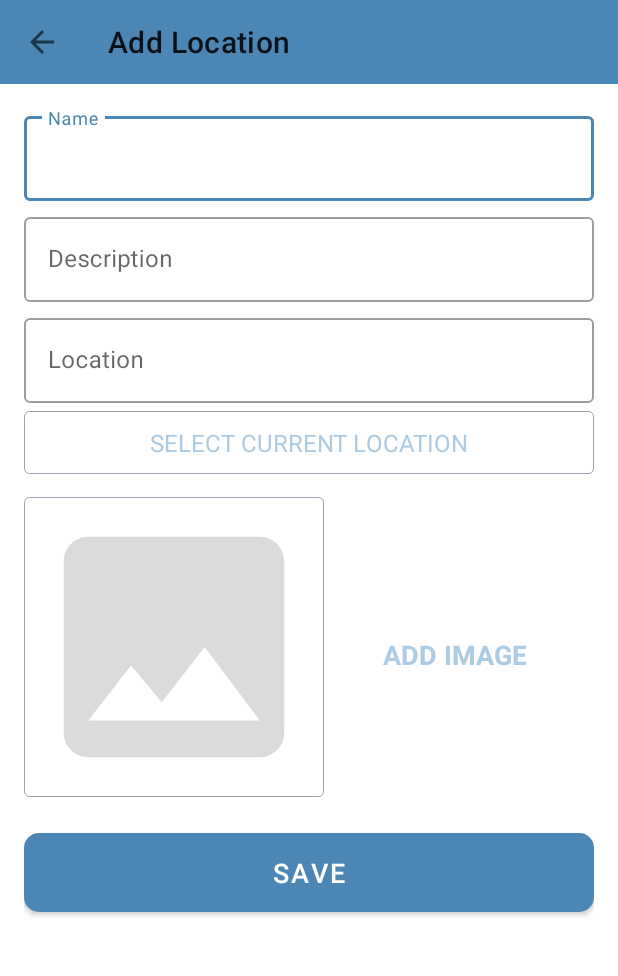
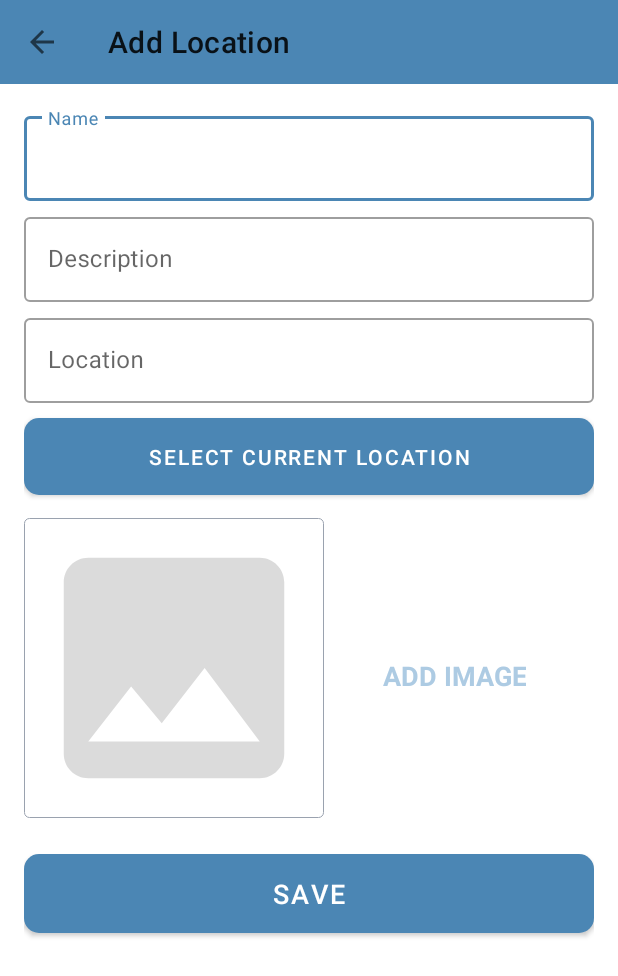
Before and after one commit to GusRendle/LocationApp, an Android app: the AddLocationActivity screen opened directly, with no data from a screen before it, on a phone screen of 412 x 824 dp. Shown: the top 976 px of the screen. Run offline under Robolectric (Android 15) with nearby library versions, the phone set to English and light mode, and no system bars.

Commit message:
Fixed Location Button

```diff
--- a/app/src/main/res/layout/activity_add_location.xml
+++ b/app/src/main/res/layout/activity_add_location.xml
@@ -94,18 +94,17 @@
                     android:textSize="@dimen/edit_text_text_size" />
             </com.google.android.material.textfield.TextInputLayout>
 
-            <TextView
+            <Button
                 android:id="@+id/tv_select_current_location"
                 android:layout_width="match_parent"
                 android:layout_height="wrap_content"
-                android:layout_marginTop="5dp"
-                android:background="@drawable/shape_image_view_border"
-                android:foreground="?attr/selectableItemBackground"
+                android:layout_marginTop="10dp"
+                android:background="@drawable/shape_button_rounded"
                 android:gravity="center"
                 android:padding="10dp"
                 android:text="@string/add_location_select_current_location_button"
-                android:textColor="@color/colorAccent"
-                android:textSize="16sp"
+                android:textColor="@color/white"
+                android:textSize="14sp"
                 app:layout_constraintEnd_toEndOf="parent"
                 app:layout_constraintStart_toStartOf="parent"
                 app:layout_constraintTop_toBottomOf="@+id/til_location" />
@@ -142,6 +141,7 @@
                 app:layout_constraintStart_toEndOf="@+id/iv_add_image"
                 app:layout_constraintTop_toBottomOf="@+id/tv_select_current_location"
                 app:layout_constraintVertical_bias="0.019" />
+
             <Button
                 android:id="@+id/btn_save"
                 android:layout_width="match_parent"
@@ -160,4 +160,52 @@
                 app:layout_constraintTop_toBottomOf="@+id/iv_add_image" />
         </androidx.constraintlayout.widget.ConstraintLayout>
     </androidx.core.widget.NestedScrollView>
+
+    <androidx.constraintlayout.widget.Guideline
+        android:id="@+id/guideline2"
+        android:layout_width="wrap_content"
+        android:layout_height="wrap_content"
+        android:orientation="vertical"
+        app:layout_constraintGuide_begin="20dp" />
+
+    <androidx.constraintlayout.widget.Guideline
+        android:id="@+id/guideline4"
+        android:layout_width="wrap_content"
+        android:layout_height="wrap_content"
+        android:orientation="vertical"
+        app:layout_constraintGuide_begin="20dp" />
+
+    <androidx.constraintlayout.widget.Guideline
+        android:id="@+id/guideline5"
+        android:layout_width="wrap_content"
+        android:layout_height="wrap_content"
+        android:orientation="vertical"
+        app:layout_constraintGuide_begin="20dp" />
+
+    <androidx.constraintlayout.widget.Guideline
+        android:id="@+id/guideline6"
+        android:layout_width="wrap_content"
+        android:layout_height="wrap_content"
+        android:orientation="horizontal"
+        app:layout_constraintGuide_begin="209dp" />
+
+    <androidx.constraintlayout.widget.Guideline
+        android:id="@+id/guideline7"
+        android:layout_width="wrap_content"
+        android:layout_height="wrap_content"
+        android:orientation="vertical"
+        app:layout_constraintGuide_begin="20dp" />
+
+    <androidx.constraintlayout.widget.Guideline
+        android:id="@+id/guideline8"
+        android:layout_width="wrap_content"
+        android:layout_height="wrap_content"
+        android:orientation="vertical"
+        app:layout_constraintGuide_begin="20dp" />
+
+    <androidx.constraintlayout.widget.Barrier
+        android:id="@+id/barrier2"
+        android:layout_width="wrap_content"
+        android:layout_height="wrap_content"
+        app:barrierDirection="left" />
 </androidx.constraintlayout.widget.ConstraintLayout>
```
